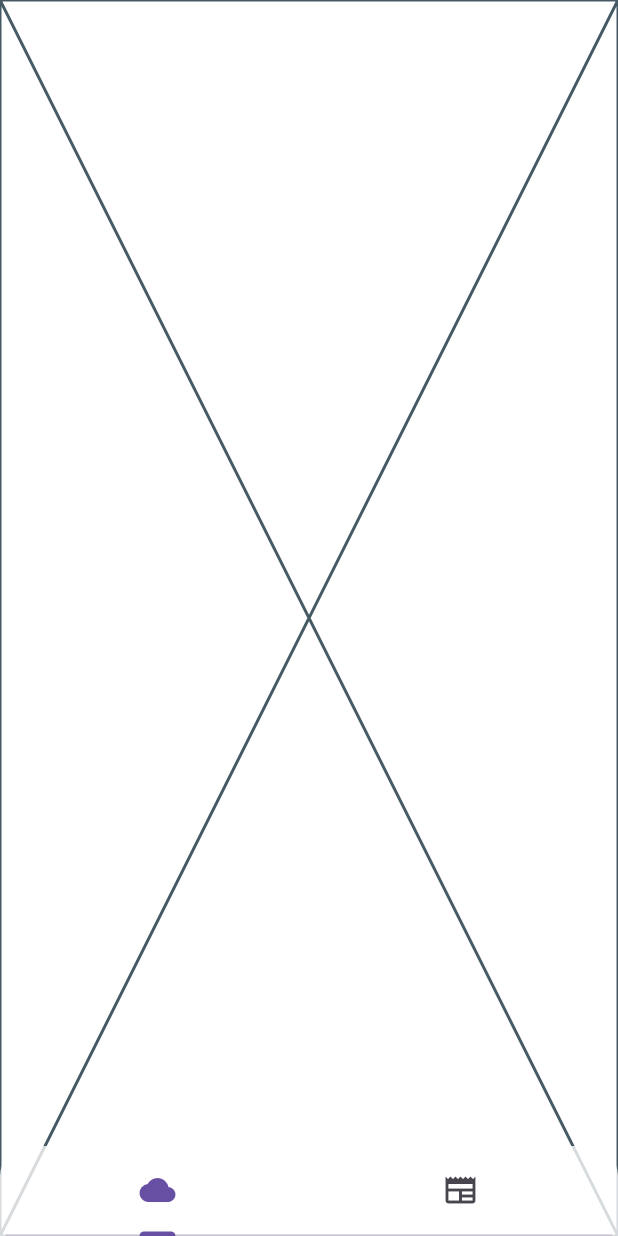
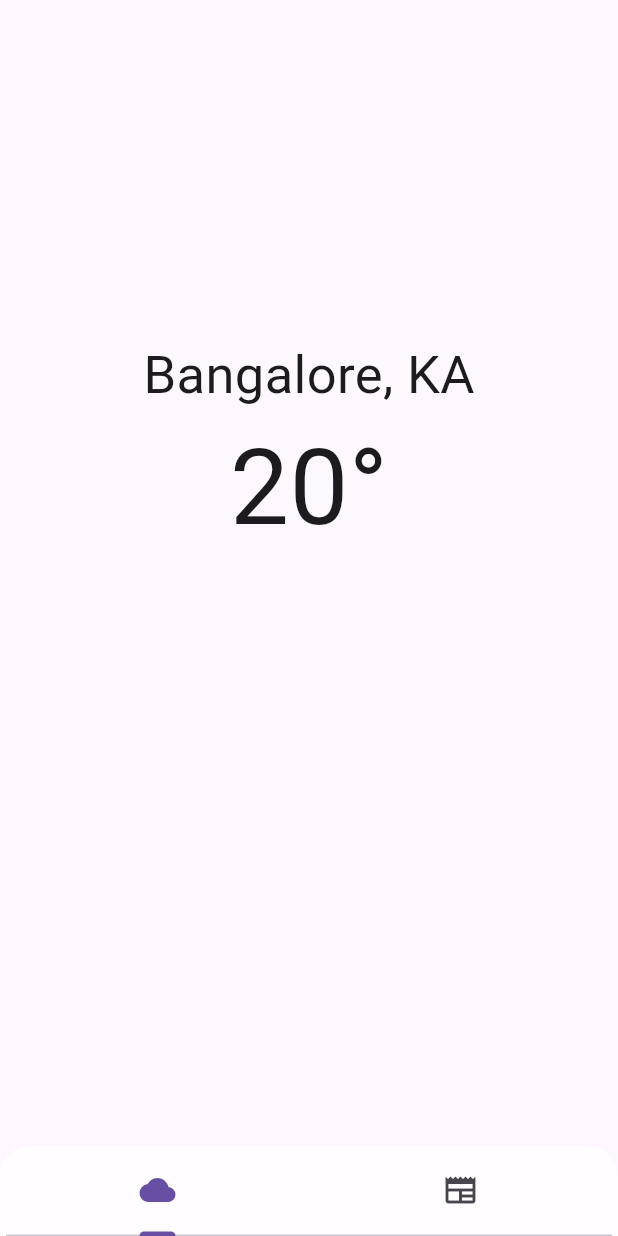
Before and after one commit to shreyaspranav/weathery, a Flutter app: the screen it shows after launch, on a phone screen of 412 x 824 dp. Run offline on Flutter 3.47's test engine with Material 3 defaults, Android fonts, the phone set to English and light mode, and no system bars; our stand-ins replace geolocator; missing offline and left inert: app_settings.

Commit message:
chore: Implemented current location fetching and basic UI for weather part of app

```diff
--- /dev/null
+++ b/lib/application_state.dart
@@ -0,0 +1,32 @@
+
+import 'package:flutter/material.dart';
+import 'package:geolocator/geolocator.dart';
+
+class ApplicationState with ChangeNotifier{
+
+  // Weather application state: -----------------------------------------------
+  late Position position;
+  bool positionInitalized = false;
+
+  // Default location parameters
+  String positionString = "Bangalore, KA";
+  int temperature = 20;
+
+  void setPosition(Position p) {
+    position = p;
+    positionInitalized = true;
+    notifyListeners();
+  }
+
+  void setPositionString(String p) {
+    positionString = p;
+    notifyListeners();
+  }
+
+  void setTemperature(int temp) {
+    temperature = temp;
+    notifyListeners();
+  }
+
+  // News application state: ----------------------------------------------------
+}
--- /dev/null
+++ b/lib/services/weather_service.dart
@@ -0,0 +1,2 @@
+
+class WeatherService {}
--- a/lib/tabs/weather.dart
+++ b/lib/tabs/weather.dart
@@ -1,4 +1,8 @@
 import 'package:flutter/material.dart';
+import 'package:geolocator/geolocator.dart';
+import 'package:app_settings/app_settings.dart';
+import 'package:provider/provider.dart';
+import 'package:weathery/application_state.dart';
 
 class WeatherTab extends StatefulWidget {
   const WeatherTab({super.key});
@@ -8,8 +12,95 @@ class WeatherTab extends StatefulWidget {
 }
 
 class _WeatherTabState extends State<WeatherTab> {
+
+  final String degreeSymbol = '°';
+
+  @override
+  void initState() {
+    super.initState();
+  }
+
   @override
   Widget build(BuildContext context) {
-    return const Placeholder();
+    ApplicationState state = Provider.of<ApplicationState>(context, listen: true);
+
+    // Check to see if the location service is enabled.
+    if(!state.positionInitalized) {
+      _getLocationInfo(context, state);
+    }
+
+    return Scaffold(
+      body: CustomScrollView(
+        slivers: [
+          SliverAppBar.large(
+            expandedHeight: 600,
+            collapsedHeight: 200,
+            centerTitle: true,
+
+            floating: false,
+            pinned: false,
+            snap: false,
+
+            flexibleSpace: Column(
+              mainAxisAlignment: MainAxisAlignment.center,
+              crossAxisAlignment: CrossAxisAlignment.center,
+              children: [
+                // Display the city
+                Text(
+                  state.positionString,
+                  style: TextStyle(
+                    fontSize: 35
+                  ),
+                ),
+                Text(
+                  state.temperature.toString() + degreeSymbol,
+                  style: TextStyle(
+                    fontSize: 70
+                  ),
+                )
+              ],
+            )
+          ),
+
+
+          SliverToBoxAdapter(
+            child: Column(
+              children: [
+              ],
+            ),
+          )
+        ],
+      ),
+    );
+  }
+
+  // Location related functions: -------------------------------------------------------------------------------------------
+  void _getLocationInfo(BuildContext context, ApplicationState state) async {
+    bool enabled = await Geolocator.isLocationServiceEnabled();
+    if(!enabled) {
+      showDialog(
+        context: context,
+        barrierDismissible: false,
+
+        builder: (_) => AlertDialog(
+          title: Text("Location"),
+          content: Text("Enable location services to determine your location"),
+
+          actions: [
+            TextButton(
+              onPressed: () {
+                AppSettings.openAppSettings(type: AppSettingsType.location);
+                Navigator.of(context).pop();
+              },
+              child: Text("Enable Location")
+            )
+          ],
+        )
+      );
+      return;
+    }
+
+    Position pos = await Geolocator.getCurrentPosition();
+    state.setPosition(pos);
   }
 }
--- a/pubspec.yaml
+++ b/pubspec.yaml
@@ -34,6 +34,10 @@ dependencies:
   # The following adds the Cupertino Icons font to your application.
   # Use with the CupertinoIcons class for iOS style icons.
   cupertino_icons: ^1.0.8
+  geolocator: ^14.0.1
+  app_settings: ^6.1.1
+  provider: ^6.1.5
+  dio: ^5.8.0+1
 
 dev_dependencies:
   flutter_test:
```
Also changed, not shown: lib/main.dart (+11 -1 lines), 3 other files.
